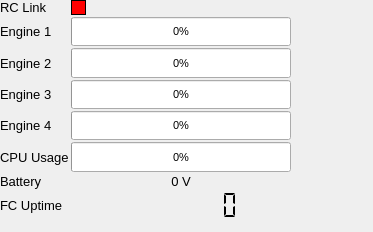
Above: gcs/ui/systemstatus.ui from lijian8/ahns10 before the change. Below: the same form after it.
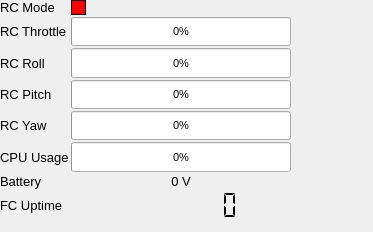
That is the form after the change.

Commit message: gcs now for mode indicator

```diff
--- a/gcs/ui/systemstatus.ui
+++ b/gcs/ui/systemstatus.ui
@@ -36,7 +36,7 @@
        </font>
       </property>
       <property name="text">
-       <string>Engine 1</string>
+       <string>RC Throttle</string>
       </property>
      </widget>
     </item>
@@ -83,7 +83,7 @@
        </font>
       </property>
       <property name="text">
-       <string>Engine 3</string>
+       <string>RC Pitch</string>
       </property>
      </widget>
     </item>
@@ -97,7 +97,7 @@
        </font>
       </property>
       <property name="text">
-       <string>Engine 2</string>
+       <string>RC Roll</string>
       </property>
      </widget>
     </item>
@@ -153,7 +153,7 @@
        </font>
       </property>
       <property name="text">
-       <string>Engine 4</string>
+       <string>RC Yaw</string>
       </property>
      </widget>
     </item>
@@ -249,7 +249,7 @@
        </font>
       </property>
       <property name="text">
-       <string>RC Link</string>
+       <string>RC Mode</string>
       </property>
      </widget>
     </item>
```
The commit also changes 3 other files.
